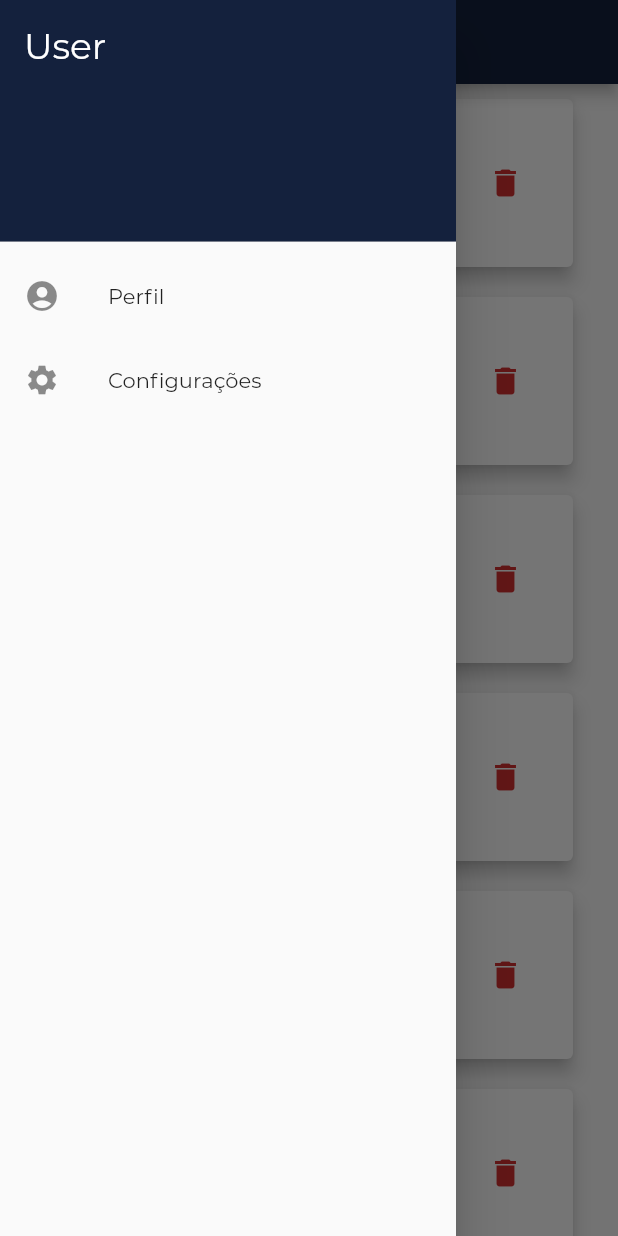
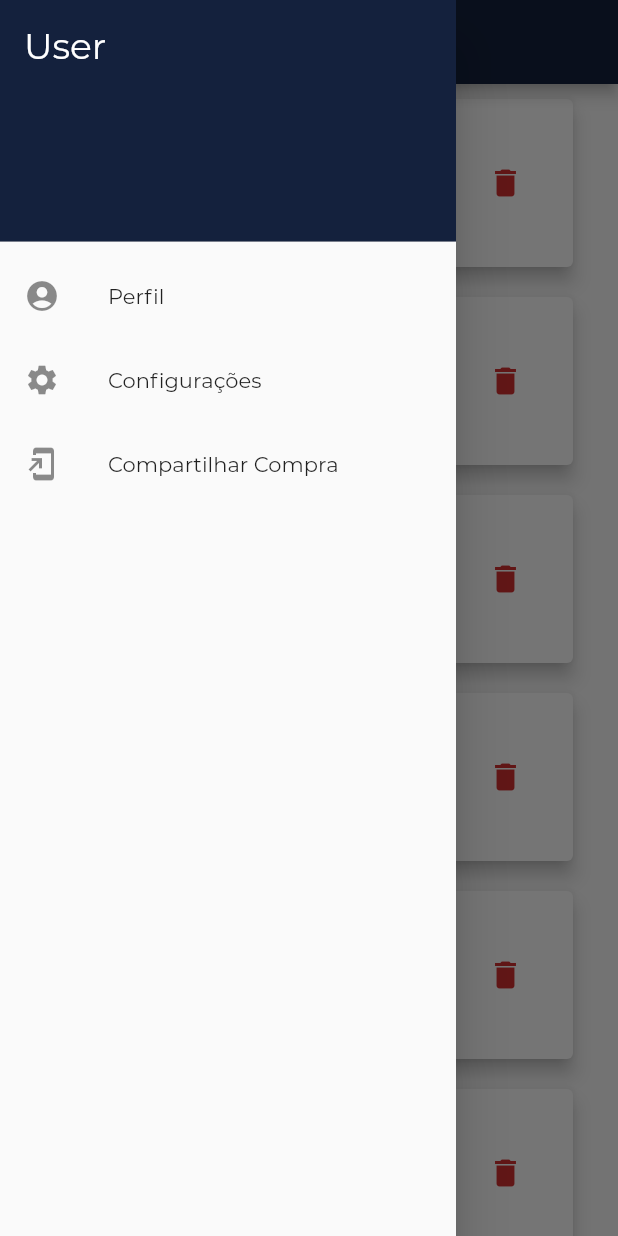
Before and after one commit to owarleysouza/S-Compras, a Flutter app: the Compras screen opened by its route, with the side drawer open, on a phone screen of 412 x 824 dp. Run offline on Flutter 3.47's test engine with Material 2 defaults, Android fonts, the phone set to English and light mode, and no system bars.

Commit message:
Adicao de elemento no drawer para uma funcionalidade futura

```diff
--- a/lib/views/compras.dart
+++ b/lib/views/compras.dart
@@ -181,6 +181,10 @@ class _ComprasState extends State<Compras> {
                 leading: Icon(Icons.settings),
                 title: Text('Configurações'),
               ),
+              ListTile(
+                leading: Icon(Icons.add_to_home_screen),
+                title: Text("Compartilhar Compra"),
+              )
             ],
           ),
         ),
```
